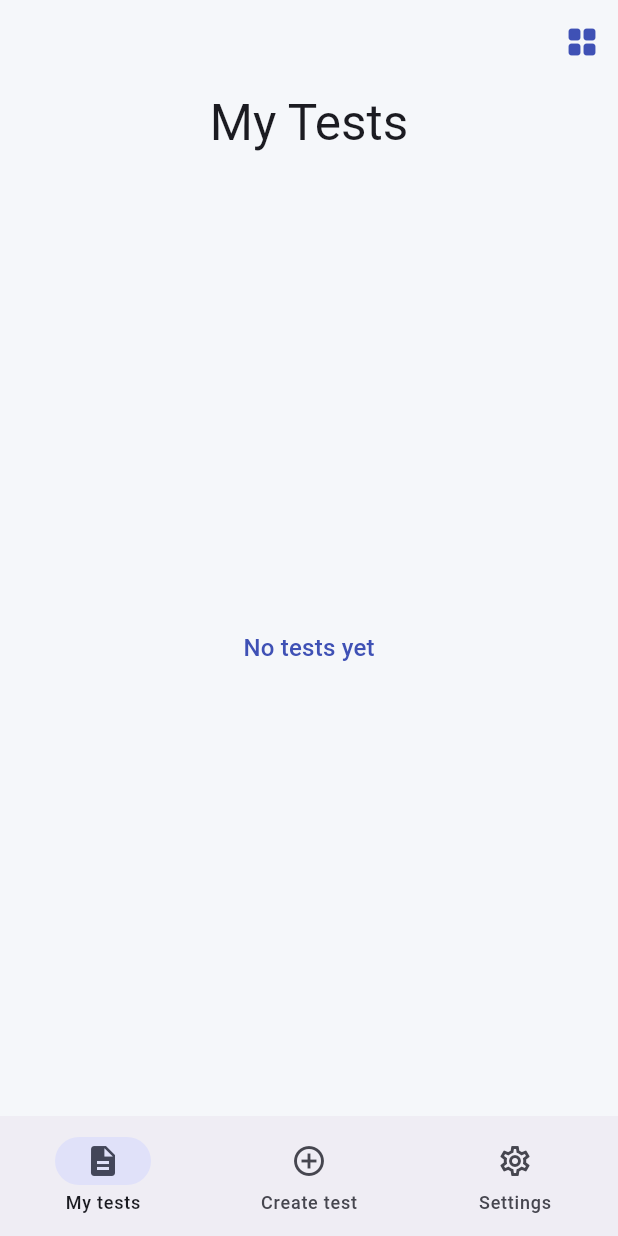
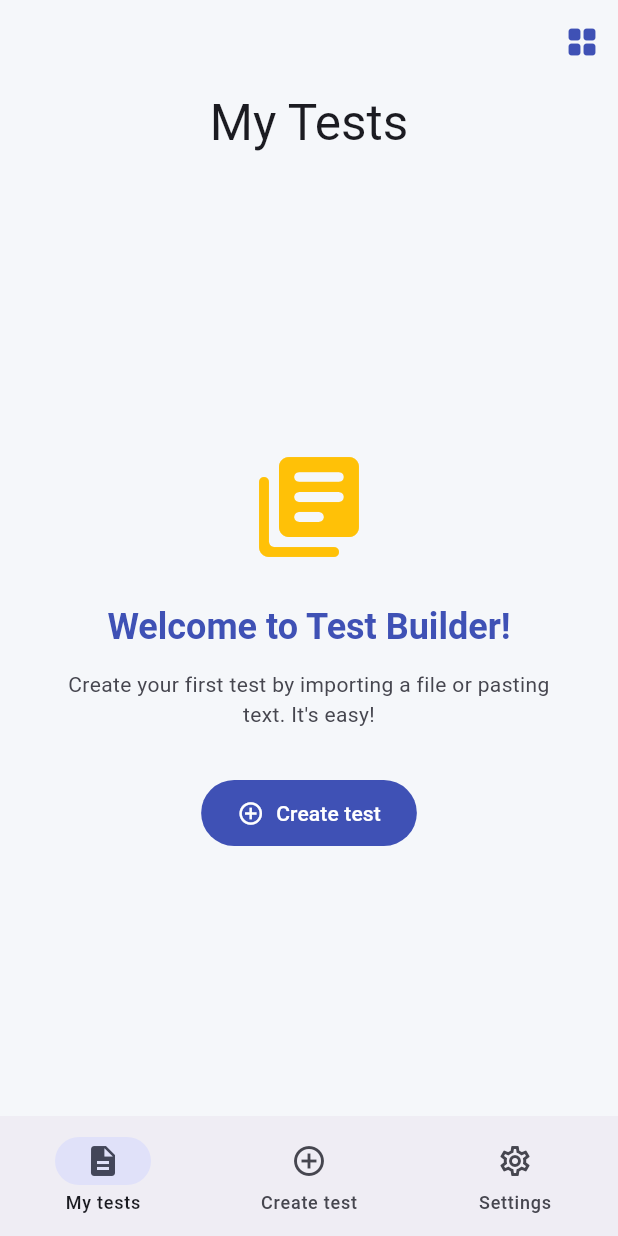
Before and after one commit to thatsbaglan-code/men-test, a Flutter app: the screen it shows after launch, on a phone screen of 412 x 824 dp. Run offline on Flutter 3.47's test engine with Material 3 defaults, Android fonts, the phone set to English and light mode, and no system bars; our stand-ins replace file_picker, shared_preferences; missing offline and left inert: docx_to_text.

Commit message:
welcome message added

```diff
--- a/lib/main.dart
+++ b/lib/main.dart
@@ -108,6 +108,29 @@ const Map<String, Map<AppLanguage, String>> _tr = {
     AppLanguage.ru: 'Тёмный режим',
     AppLanguage.kk: 'Қараңғы режим',
   },
+  'instruction_title': {
+    AppLanguage.en: 'How to create a test',
+    AppLanguage.ru: 'Как создать тест',
+    AppLanguage.kk: 'Тест қалай жасалады',
+  },
+  'instruction_content': {
+    AppLanguage.en:
+        '1. Prepare your file in .txt or .docx format.\n2. Use <question> tag for questions.\n3. Use <answer> tag for answer options.\n4. IMPORTANT: The first <answer> after a question must be the CORRECT one. The app will shuffle them randomly during the test.\n\nExample:\n<question> What is 2+2?\n<answer> 4\n<answer> 3\n<answer> 5',
+    AppLanguage.ru:
+        '1. Подготовьте файл в формате .txt или .docx.\n2. Используйте тег <question> для вопросов.\n3. Используйте тег <answer> для вариантов ответа.\n4. ВАЖНО: Первый <answer> после вопроса должен быть ПРАВИЛЬНЫМ. Приложение перемешает их случайно во время теста.\n\nПример:\n<question> Сколько будет 2+2?\n<answer> 4\n<answer> 3\n<answer> 5',
+    AppLanguage.kk:
+        '1. Файлды .txt немесе .docx форматында дайындаңыз.\n2. Сұрақтар үшін <question> тегін қолданыңыз.\n3. Жауап нұсқалары үшін <answer> тегін қолданыңыз.\n4. МАҢЫЗДЫ: Сұрақтан кейінгі бірінші <answer> ДҰРЫС жауап болуы керек. Қолданба тест кезінде оларды кездейсоқ араластырады.\n\nМысалы:\n<question> 2+2 қанша болады?\n<answer> 4\n<answer> 3\n<answer> 5',
+  },
+  'welcome_title': {
+    AppLanguage.en: 'Welcome to Test Builder!',
+    AppLanguage.ru: 'Добро пожаловать!',
+    AppLanguage.kk: 'Қош келдіңіз!',
+  },
+  'welcome_desc': {
+    AppLanguage.en: 'Create your first test by importing a file or pasting text. It\'s easy!',
+    AppLanguage.ru: 'Создайте свой первый тест, импортировав файл или вставив текст. Это просто!',
+    AppLanguage.kk: 'Файлды импорттау немесе мәтінді қою арқылы алғашқы тестіңізді жасаңыз. Бұл оңай!',
+  },
 };
 
 String tr(BuildContext context, String key) {
@@ -470,7 +493,7 @@ class _HomeShellState extends State<HomeShell> {
       body: IndexedStack(
         index: _currentIndex,
         children: [
-           const MyTestsPage(),
+           MyTestsPage(onCreateTest: () => setState(() => _currentIndex = 1)),
            CreateTestPage(onSaved: _goToMyTests),
            const SettingsPage(),
         ],
@@ -632,6 +655,24 @@ class _CreateTestPageState extends State<CreateTestPage> {
     );
   }
 
+  void _showInstructions() {
+    showDialog(
+      context: context,
+      builder: (context) => AlertDialog(
+        title: Text(tr(context, 'instruction_title')),
+        content: SingleChildScrollView(
+          child: Text(tr(context, 'instruction_content')),
+        ),
+        actions: [
+          TextButton(
+            onPressed: () => Navigator.pop(context),
+            child: const Text('OK'),
+          ),
+        ],
+      ),
+    );
+  }
+
   Future<void> importFile() async {
     final result = await FilePicker.platform.pickFiles(
       type: FileType.any,
@@ -722,6 +763,12 @@ class _CreateTestPageState extends State<CreateTestPage> {
     return Scaffold(
       appBar: AppBar(
         title: Text(tr(context, 'create_test_title')),
+        actions: [
+          IconButton(
+            icon: const Icon(Icons.help_outline),
+            onPressed: _showInstructions,
+          ),
+        ],
       ),
       body: SafeArea(
         child: Padding(
@@ -778,7 +825,8 @@ class _CreateTestPageState extends State<CreateTestPage> {
 /* ================= MY TESTS ================= */
 
 class MyTestsPage extends StatefulWidget {
-  const MyTestsPage({super.key});
+  final VoidCallback? onCreateTest;
+  const MyTestsPage({super.key, this.onCreateTest});
 
   @override
   State<MyTestsPage> createState() => _MyTestsPageState();
@@ -1045,10 +1093,43 @@ class _MyTestsPageState extends State<MyTestsPage> {
               if (TestStorage.groups.isEmpty)
                 SliverFillRemaining(
                   child: Center(
-                    child: Text(
-                      'No tests yet',
-                      style: Theme.of(context).textTheme.titleMedium!.copyWith(
-                        color: Theme.of(context).colorScheme.secondary,
+                    child: Padding(
+                      padding: const EdgeInsets.all(32.0),
+                      child: Column(
+                        mainAxisSize: MainAxisSize.min,
+                        children: [
+                          Icon(
+                            Icons.library_books_rounded,
+                            size: 80,
+                            color: Theme.of(context).colorScheme.tertiary,
+                          ),
+                          const SizedBox(height: 24),
+                          Text(
+                            tr(context, 'welcome_title'),
+                            textAlign: TextAlign.center,
+                            style: Theme.of(context).textTheme.headlineSmall?.copyWith(
+                              fontWeight: FontWeight.bold,
+                              color: Theme.of(context).colorScheme.primary,
+                            ),
+                          ),
+                          const SizedBox(height: 12),
+                          Text(
+                            tr(context, 'welcome_desc'),
+                            textAlign: TextAlign.center,
+                            style: Theme.of(context).textTheme.bodyMedium?.copyWith(
+                              color: Theme.of(context).colorScheme.onSurfaceVariant,
+                            ),
+                          ),
+                          const SizedBox(height: 32),
+                          FilledButton.icon(
+                            onPressed: widget.onCreateTest,
+                            icon: const Icon(Icons.add_circle_outline),
+                            label: Text(tr(context, 'tab_create_test')),
+                            style: FilledButton.styleFrom(
+                              padding: const EdgeInsets.symmetric(horizontal: 24, vertical: 12),
+                            ),
+                          ),
+                        ],
                       ),
                     ),
                   ),
```
